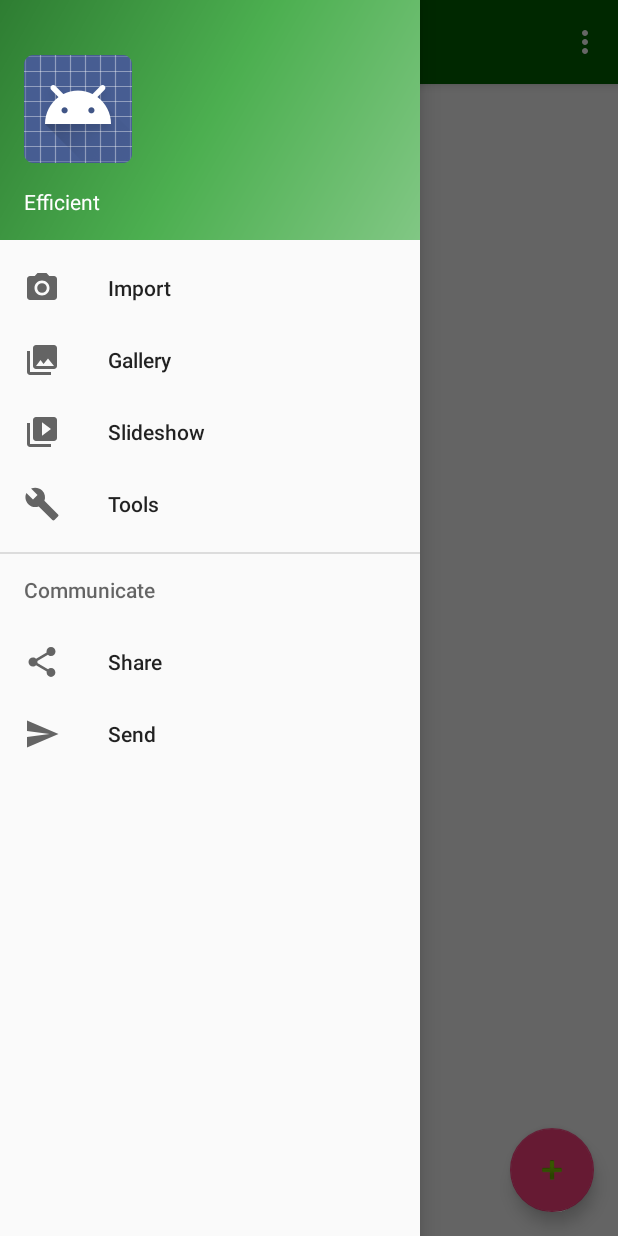
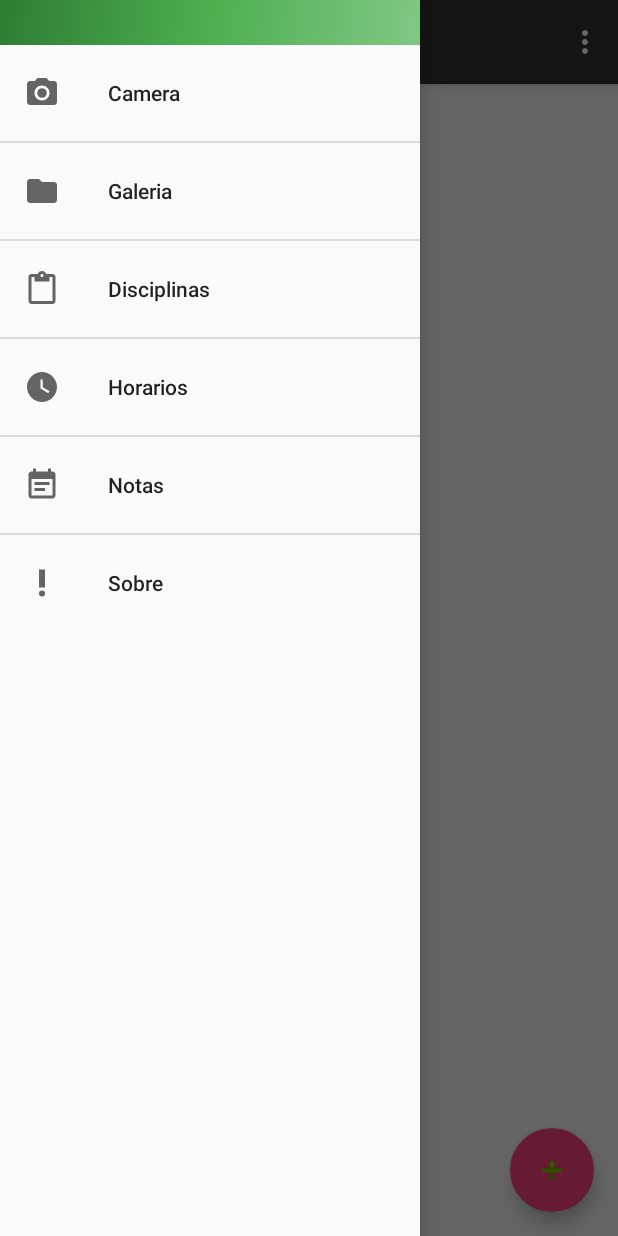
Before and after one commit to PabloAbreu95/Efficient, an Android app: the screen it shows after launch (MainActivity), with the side drawer open, on a phone screen of 412 x 824 dp. Run offline under Robolectric (Android 15) with nearby library versions, the phone set to English and light mode, and no system bars; 1 statement that could not run was skipped.

Commit message:
Ultimo commit do dia

```diff
--- a/app/src/main/java/com/example/pablo/efficient/MainActivity.java
+++ b/app/src/main/java/com/example/pablo/efficient/MainActivity.java
@@ -159,10 +159,11 @@ public class MainActivity extends AppCompatActivity
             }
         } else if (id == R.id.nav_gallery) {
 
-        } else if (id == R.id.nav_slideshow) {
-
-        } else if (id == R.id.nav_manage) {
+        } else if (id == R.id.nav_slideshow) { //Disciplinas
             Intent intent = new Intent(MainActivity.this, DisciplinaActivity.class);
+            startActivity(intent);
+        } else if (id == R.id.nav_manage) { //Horários
+            Intent intent = new Intent(MainActivity.this, DiasSemanaActivity.class);
             startActivity(intent);
 
         } else if (id == R.id.nav_share) {
@@ -170,8 +171,7 @@ public class MainActivity extends AppCompatActivity
             startActivity(intent);
 
         } else if (id == R.id.nav_send) {
-            Intent intent = new Intent(MainActivity.this, DiasSemanaActivity.class);
-            startActivity(intent);
+
         }
         DrawerLayout drawer = (DrawerLayout) findViewById(R.id.drawer_layout);
         drawer.closeDrawer(GravityCompat.START);
--- /dev/null
+++ b/app/src/main/res/drawable/ic_folder_black_24dp.xml
@@ -0,0 +1,9 @@
+<vector xmlns:android="http://schemas.android.com/apk/res/android"
+        android:width="24dp"
+        android:height="24dp"
+        android:viewportWidth="24.0"
+        android:viewportHeight="24.0">
+    <path
+        android:fillColor="#FF000000"
+        android:pathData="M10,4H4c-1.1,0 -1.99,0.9 -1.99,2L2,18c0,1.1 0.9,2 2,2h16c1.1,0 2,-0.9 2,-2V8c0,-1.1 -0.9,-2 -2,-2h-8l-2,-2z"/>
+</vector>
--- /dev/null
+++ b/app/src/main/res/drawable/ic_menu_disciplinas.xml
@@ -0,0 +1,9 @@
+<vector xmlns:android="http://schemas.android.com/apk/res/android"
+        android:width="24dp"
+        android:height="24dp"
+        android:viewportWidth="24.0"
+        android:viewportHeight="24.0">
+    <path
+        android:fillColor="#FF000000"
+        android:pathData="M19,2h-4.18C14.4,0.84 13.3,0 12,0c-1.3,0 -2.4,0.84 -2.82,2L5,2c-1.1,0 -2,0.9 -2,2v16c0,1.1 0.9,2 2,2h14c1.1,0 2,-0.9 2,-2L21,4c0,-1.1 -0.9,-2 -2,-2zM12,2c0.55,0 1,0.45 1,1s-0.45,1 -1,1 -1,-0.45 -1,-1 0.45,-1 1,-1zM19,20L5,20L5,4h2v3h10L17,4h2v16z"/>
+</vector>
--- /dev/null
+++ b/app/src/main/res/drawable/ic_menu_galeria.xml
@@ -0,0 +1,9 @@
+<vector xmlns:android="http://schemas.android.com/apk/res/android"
+        android:width="24dp"
+        android:height="24dp"
+        android:viewportWidth="24.0"
+        android:viewportHeight="24.0">
+    <path
+        android:fillColor="#FF000000"
+        android:pathData="M10,4H4c-1.1,0 -1.99,0.9 -1.99,2L2,18c0,1.1 0.9,2 2,2h16c1.1,0 2,-0.9 2,-2V8c0,-1.1 -0.9,-2 -2,-2h-8l-2,-2z"/>
+</vector>
--- /dev/null
+++ b/app/src/main/res/drawable/ic_menu_horarios.xml
@@ -0,0 +1,9 @@
+<vector xmlns:android="http://schemas.android.com/apk/res/android"
+        android:width="24dp"
+        android:height="24dp"
+        android:viewportWidth="24.0"
+        android:viewportHeight="24.0">
+    <path
+        android:fillColor="#FF000000"
+        android:pathData="M12,2C6.5,2 2,6.5 2,12s4.5,10 10,10 10,-4.5 10,-10S17.5,2 12,2zM16.2,16.2L11,13L11,7h1.5v5.2l4.5,2.7 -0.8,1.3z"/>
+</vector>
--- /dev/null
+++ b/app/src/main/res/drawable/ic_menu_notas.xml
@@ -0,0 +1,9 @@
+<vector xmlns:android="http://schemas.android.com/apk/res/android"
+        android:width="24dp"
+        android:height="24dp"
+        android:viewportWidth="24.0"
+        android:viewportHeight="24.0">
+    <path
+        android:fillColor="#FF000000"
+        android:pathData="M17,10L7,10v2h10v-2zM19,3h-1L18,1h-2v2L8,3L8,1L6,1v2L5,3c-1.11,0 -1.99,0.9 -1.99,2L3,19c0,1.1 0.89,2 2,2h14c1.1,0 2,-0.9 2,-2L21,5c0,-1.1 -0.9,-2 -2,-2zM19,19L5,19L5,8h14v11zM14,14L7,14v2h7v-2z"/>
+</vector>
--- /dev/null
+++ b/app/src/main/res/drawable/ic_menu_sobre.xml
@@ -0,0 +1,12 @@
+<vector xmlns:android="http://schemas.android.com/apk/res/android"
+        android:width="24dp"
+        android:height="24dp"
+        android:viewportWidth="24.0"
+        android:viewportHeight="24.0">
+    <path
+        android:fillColor="#FF000000"
+        android:pathData="M12,19m-2,0a2,2 0,1 1,4 0a2,2 0,1 1,-4 0"/>
+    <path
+        android:fillColor="#FF000000"
+        android:pathData="M10,3h4v12h-4z"/>
+</vector>
--- a/app/src/main/res/layout/nav_header_main.xml
+++ b/app/src/main/res/layout/nav_header_main.xml
@@ -2,7 +2,7 @@
 <LinearLayout xmlns:android="http://schemas.android.com/apk/res/android"
     xmlns:app="http://schemas.android.com/apk/res-auto"
     android:layout_width="match_parent"
-    android:layout_height="@dimen/nav_header_height"
+    android:layout_height="30dp"
     android:background="@drawable/side_nav_bar"
     android:gravity="bottom"
     android:orientation="vertical"
@@ -12,19 +12,7 @@
     android:paddingTop="@dimen/activity_vertical_margin"
     android:theme="@style/ThemeOverlay.AppCompat.Dark">
 
-    <ImageView
-        android:id="@+id/imageView"
-        android:layout_width="wrap_content"
-        android:layout_height="wrap_content"
-        android:paddingTop="@dimen/nav_header_vertical_spacing"
-        app:srcCompat="@android:drawable/sym_def_app_icon" />
 
-    <TextView
-        android:layout_width="match_parent"
-        android:layout_height="wrap_content"
-        android:paddingTop="@dimen/nav_header_vertical_spacing"
-        android:text="Efficient"
-        android:textAppearance="@style/TextAppearance.AppCompat.Body1" />
 
 
 
--- a/app/src/main/res/menu/activity_main_drawer.xml
+++ b/app/src/main/res/menu/activity_main_drawer.xml
@@ -1,36 +1,55 @@
 <?xml version="1.0" encoding="utf-8"?>
 <menu xmlns:android="http://schemas.android.com/apk/res/android">
-
-    <group android:checkableBehavior="single">
+    <group
+        android:id="@+id/menu_camera"
+        android:checkableBehavior="single">
         <item
             android:id="@+id/nav_camera"
             android:icon="@drawable/ic_menu_camera"
-            android:title="Import" />
+            android:title="@string/camera" />
+   </group>
+    <group
+        android:id="@+id/menu_galeria"
+        android:checkableBehavior="single">
         <item
             android:id="@+id/nav_gallery"
-            android:icon="@drawable/ic_menu_gallery"
-            android:title="Gallery" />
+            android:icon="@drawable/ic_menu_galeria"
+            android:title="@string/galeria" />
+    </group>
+    <group
+        android:id="@+id/menu_disciplina"
+        android:checkableBehavior="single">
         <item
             android:id="@+id/nav_slideshow"
-            android:icon="@drawable/ic_menu_slideshow"
-            android:title="Slideshow" />
+            android:icon="@drawable/ic_menu_disciplinas"
+            android:title="@string/disciplinas" />
+    </group>
+    <group
+        android:id="@+id/menu_horarios"
+        android:checkableBehavior="single">
         <item
             android:id="@+id/nav_manage"
-            android:icon="@drawable/ic_menu_manage"
-            android:title="Tools" />
+            android:icon="@drawable/ic_menu_horarios"
+            android:title="@string/horarios" />
     </group>
-
-    <item android:title="Communicate">
-        <menu>
-            <item
-                android:id="@+id/nav_share"
-                android:icon="@drawable/ic_menu_share"
-                android:title="Share" />
-            <item
-                android:id="@+id/nav_send"
-                android:icon="@drawable/ic_menu_send"
-                android:title="Send" />
-        </menu>
-    </item>
-
+    <group
+        android:id="@+id/menu_notas"
+        android:checkableBehavior="single">
+        <item
+            android:id="@+id/nav_share"
+            android:icon="@drawable/ic_menu_notas"
+            android:title="@string/notas" />
+    </group>
+    <group
+        android:id="@+id/menu_lembrete"
+        android:checkableBehavior="single">
+        <item
+            android:id="@+id/nav_send"
+            android:icon="@drawable/ic_menu_sobre"
+            android:title="Sobre" />
+    </group>
+    <group
+        android:id="@+id/menu_x"
+        android:checkableBehavior="single">
+        </group>
 </menu>
--- a/app/src/main/res/values/colors.xml
+++ b/app/src/main/res/values/colors.xml
@@ -1,7 +1,7 @@
 <?xml version="1.0" encoding="utf-8"?>
 <resources>
     #5cbe4a
-    <color name="colorPrimary">#006400</color>
+    <color name="colorPrimary">#333333</color>
     <color name="colorPrimaryDark">#000000</color>
     <color name="colorAccent">#FF4081</color>
     <color name="verde">#00FF00</color>
--- a/app/src/main/res/values/strings.xml
+++ b/app/src/main/res/values/strings.xml
@@ -42,6 +42,8 @@
     <string name="title_activity_horarios">horariosActivity</string>
     <string name="title_activity_add__horario">add_Horario</string>
 
+    <!---Drawer menu-->
+    <string name="notas">Notas</string>
 
     <!---Dias da semana-->
     <string-array name="dias_semana">
```
Also changed, not shown: app/src/main/res/drawable-hdpi/ic_camera_min.png (added), app/src/main/res/drawable-hdpi/ic_menu_disciplina.png (added), app/src/main/res/drawable-mdpi/ic_camera_min.png (added), app/src/main/res/drawable-mdpi/ic_menu_disciplina.png (added), app/src/main/res/drawable-xhdpi/ic_camera_min.png (added), app/src/main/res/drawable-xhdpi/ic_menu_disciplina.png (added), app/src/main/res/drawable-xxhdpi/ic_camera_min.png (added), app/src/main/res/drawable-xxhdpi/ic_menu_disciplina.png (added).
